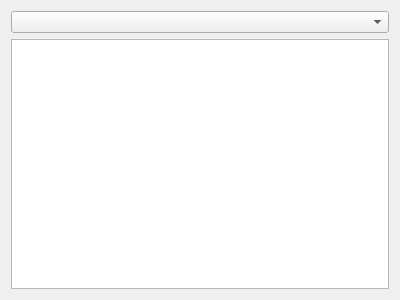
First picture: the form in vipster/qt/params/cpparam.ui, repository sgsaenger/vipster, before the edit.
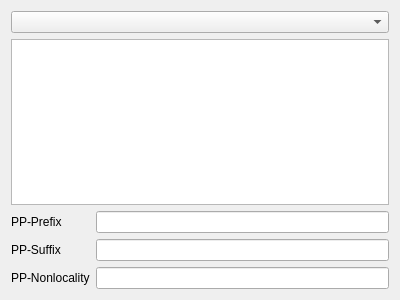
Second picture: the form after the edit.

```diff
--- a/vipster/qt/params/cpparam.ui
+++ b/vipster/qt/params/cpparam.ui
@@ -13,13 +13,52 @@
   <property name="windowTitle">
    <string>Form</string>
   </property>
-  <layout class="QVBoxLayout" name="verticalLayout">
-   <item>
+  <layout class="QGridLayout" name="gridLayout">
+   <item row="0" column="0" colspan="2">
     <widget class="QComboBox" name="comboBox"/>
    </item>
-   <item>
+   <item row="1" column="0" colspan="2">
     <widget class="QPlainTextEdit" name="plainTextEdit"/>
    </item>
+   <item row="2" column="0">
+    <widget class="QLabel" name="prefixLabel">
+     <property name="text">
+      <string>PP-Prefix</string>
+     </property>
+     <property name="buddy">
+      <cstring>prefixEdit</cstring>
+     </property>
+    </widget>
+   </item>
+   <item row="3" column="0">
+    <widget class="QLabel" name="suffixLabel">
+     <property name="text">
+      <string>PP-Suffix</string>
+     </property>
+     <property name="buddy">
+      <cstring>suffixEdit</cstring>
+     </property>
+    </widget>
+   </item>
+   <item row="2" column="1">
+    <widget class="QLineEdit" name="prefixEdit"/>
+   </item>
+   <item row="3" column="1">
+    <widget class="QLineEdit" name="suffixEdit"/>
+   </item>
+   <item row="4" column="0">
+    <widget class="QLabel" name="nlLabel">
+     <property name="text">
+      <string>PP-Nonlocality</string>
+     </property>
+     <property name="buddy">
+      <cstring>nlEdit</cstring>
+     </property>
+    </widget>
+   </item>
+   <item row="4" column="1">
+    <widget class="QLineEdit" name="nlEdit"/>
+   </item>
   </layout>
  </widget>
  <resources/>
```
